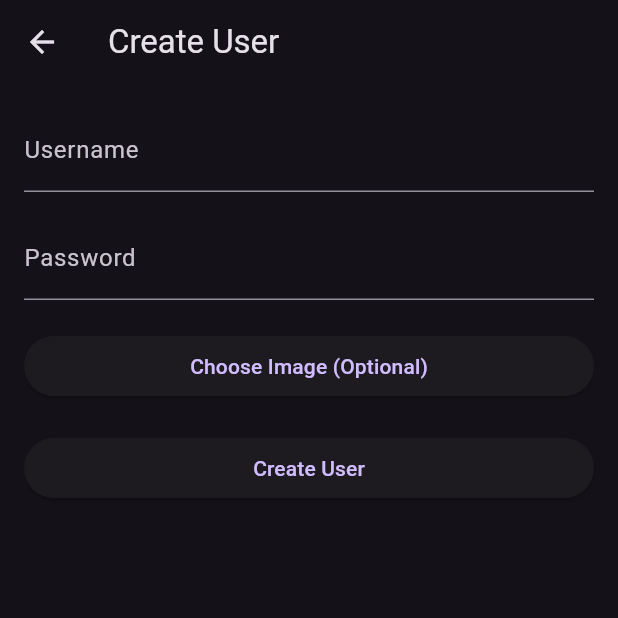
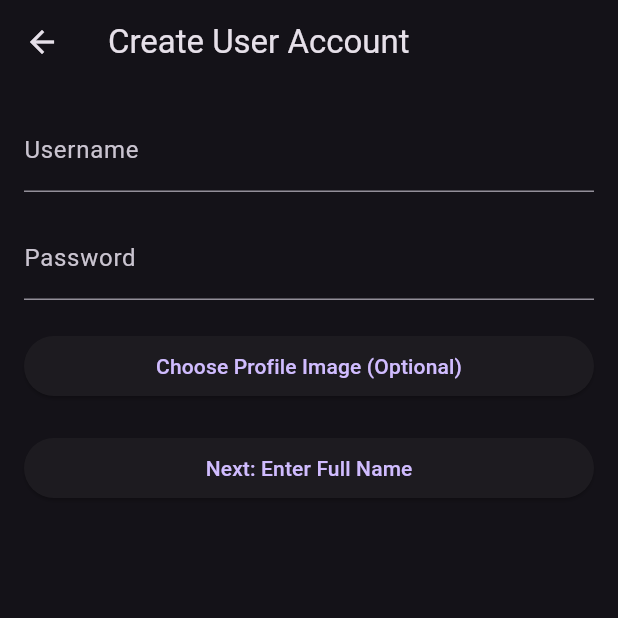
Before and after one commit to Vodichian/home_bank, a Flutter app: the CreateUserScreen screen opened by its route, on a phone screen of 412 x 824 dp, the top half of it. Run offline on Flutter 3.47's test engine with Material 3 defaults, Android fonts, the phone set to English and light mode, and no system bars; our stand-ins replace go_router, image_picker, logger, shared_preferences; missing offline and left inert: bank_server, window_manager; accounts and stored records are empty.

Commit message:
Refactor: Enhance user creation with full name input
- Modified `CreateUserScreen` to be a two-step process:
    1.  Enter username and password to create the basic user account.
    2.  Enter full name to update the newly created user.
- Added `getUser` and `updateUser` methods to `BankFacade` to support fetching and modifying user details.
- `CreateUserScreen` now utilizes `BankFacade.createUser`, then `BankFacade.getUser`, and finally `BankFacade.updateUser` to complete the process.
- Temporarily added login/logout around `getUser`/`updateUser` in `CreateUserScreen` as a workaround for current auth requirements.
- Updated `ProfileScreen` to display the user's full name in the header and details section if available, falling back to the username otherwise.
- Bumped app version to 1.14.0.

```diff
--- a/lib/screens/create_user.dart
+++ b/lib/screens/create_user.dart
@@ -1,10 +1,11 @@
 import 'package:flutter/material.dart';
 import 'package:go_router/go_router.dart';
 import 'package:home_bank/bank/bank_facade.dart';
-import 'dart:io';
-import 'package:image_picker/image_picker.dart';
+import 'dart:io'; // For File type if you were still using _imagePath for server upload
+import 'package:image_picker/image_picker.dart'; // If you keep image picking
 import 'package:logger/logger.dart';
 import 'package:provider/provider.dart';
+import 'package:bank_server/bank.dart'; // Required for User object
 
 class CreateUserScreen extends StatefulWidget {
   const CreateUserScreen({super.key});
@@ -17,62 +18,100 @@ final Logger _logger = Logger(
   printer: PrettyPrinter(methodCount: 0),
 );
 
+// Enum to manage the current step of the form
+enum CreateUserStep { enterCredentials, enterFullName }
+
 class _CreateUserScreenState extends State<CreateUserScreen> {
   final _formKey = GlobalKey<FormState>();
   final _passwordController = TextEditingController();
   final _usernameController = TextEditingController();
-  String? _imagePath; // Consider if you will use this for createUser
+  final _fullNameController =
+      TextEditingController(); // Controller for full name
+  String? _imagePath; // Still here if you plan to use it
 
-  // It's good practice to handle async operations in a separate async method
-  Future<void> _createUserAndNavigate() async {
-    // It's crucial that this check happens *before* any async gaps
-    // if the BuildContext is needed *after* the gap.
-    // However, for this specific case, we will check mounted *after* the async operation.
+  bool _isLoading = false; // To show loading indicator
+  int? _createdUserId; // To store the ID of the newly created user
+
+  CreateUserStep _currentStep = CreateUserStep.enterCredentials;
+
+  Future<void> _handleUserCreationFlow() async {
     if (!_formKey.currentState!.validate()) {
       return;
     }
 
+    setState(() {
+      _isLoading = true;
+    });
+
     final bank = context.read<BankFacade>();
     final String username = _usernameController.text;
     final String password = _passwordController.text;
-
-    // It's good to show a loading indicator here if the operation might take time
-    // For example, by setting a _isLoading state variable and rebuilding.
+    final String fullName = _fullNameController.text;
 
     try {
-      // Use await to make the flow more sequential
-      await bank.createUser(username, password);
+      if (_currentStep == CreateUserStep.enterCredentials) {
+        _logger.i("Attempting to create user: $username");
+        // Step 1: Create user with username and password
+        _createdUserId = await bank.createUser(username, password);
+        _logger.i("User $username created with ID: $_createdUserId");
 
-      // Check if the widget is still mounted AFTER the await
-      if (!mounted) return; // Primary guard
+        // If successful, move to the next step
+        if (!mounted) return;
+        setState(() {
+          _currentStep = CreateUserStep.enterFullName;
+          _isLoading = false; // Stop loading for the next input
+        });
+        ScaffoldMessenger.of(context).showSnackBar(
+          const SnackBar(
+              content: Text(
+                  'User account created! Now, please enter your full name.')),
+        );
+      } else if (_currentStep == CreateUserStep.enterFullName &&
+          _createdUserId != null) {
+        _logger.i(
+            "Attempting to update user ID: $_createdUserId with full name: $fullName");
+        // Step 2: login
+        await bank.login(username, password);
 
-      ScaffoldMessenger.of(context).showSnackBar(
-        const SnackBar(content: Text('User created!')),
-      );
-      // TODO: Find a way to include new user in navigation to HomeScreen
-      context.go('/login'); // Safe to use context here
+        // Step 3: Fetch the created user
+        User userToUpdate = await bank.getUser(_createdUserId!);
 
+        // Step 4: Update the user with the full name
+        userToUpdate.fullName = fullName;
+        // userToUpdate.imagePath = _imagePath ?? ''; // If you are also setting image path
+
+        await bank.updateUser(userToUpdate);
+        _logger
+            .i("User ID: $_createdUserId updated successfully with full name.");
+
+        // Step 5: Logout to clear stale user info
+        await bank.logout();
+
+        if (!mounted) return;
+        ScaffoldMessenger.of(context).showSnackBar(
+          const SnackBar(content: Text('User profile updated with full name!')),
+        );
+        context.go('/login'); // Navigate to login after successful update
+      }
     } catch (onError) {
-      _logger.d('Failed to create user: $onError');
-      // Check if the widget is still mounted AFTER the await (or inside catchError)
-      if (!mounted) return; // Primary guard
-
-      ScaffoldMessenger.of(context).showSnackBar(SnackBar(
-          content: Text('Failed to create user: $onError')));
+      _logger.e('Operation failed: $onError');
+      if (!mounted) return;
+      ScaffoldMessenger.of(context)
+          .showSnackBar(SnackBar(content: Text('Operation failed: $onError')));
     } finally {
-      // Hide loading indicator if you showed one
-      // if (mounted) {
-      //   setState(() { _isLoading = false; });
-      // }
+      if (mounted) {
+        setState(() {
+          _isLoading = false;
+        });
+      }
     }
   }
 
-
   Future<void> _pickImage() async {
+    // This part remains if you still want image picking functionality
     final picker = ImagePicker();
     final pickedFile = await picker.pickImage(source: ImageSource.gallery);
 
-    // Check mounted after await
     if (!mounted) return;
 
     if (pickedFile != null) {
@@ -82,20 +121,128 @@ class _CreateUserScreenState extends State<CreateUserScreen> {
     }
   }
 
+  Widget _buildCredentialsForm() {
+    return Column(
+      crossAxisAlignment: CrossAxisAlignment.stretch,
+      children: [
+        ValueListenableBuilder<TextEditingValue>(
+          valueListenable: _usernameController,
+          builder: (context, value, child) {
+            return FutureBuilder<bool>(
+              future: value.text.isEmpty
+                  ? Future.value(false) // Don't check if empty
+                  : context.read<BankFacade>().hasUsername(value.text),
+              builder: (context, snapshot) {
+                String? usernameErrorText;
+                if (snapshot.connectionState == ConnectionState.active ||
+                    snapshot.connectionState == ConnectionState.waiting &&
+                        value.text.isNotEmpty) {
+                  // Optionally show a small loading indicator or specific message
+                } else if (snapshot.hasError) {
+                  // usernameErrorText = 'Error checking username';
+                  // _logger.e("Error checking username: ${snapshot.error}");
+                } else if (snapshot.hasData &&
+                    snapshot.data == true &&
+                    value.text.isNotEmpty) {
+                  usernameErrorText = 'Username is already taken';
+                }
+
+                return TextFormField(
+                  controller: _usernameController,
+                  decoration: InputDecoration(
+                    labelText: 'Username',
+                    errorText: usernameErrorText,
+                  ),
+                  validator: (val) {
+                    if (val == null || val.isEmpty) {
+                      return 'Please enter a username';
+                    }
+                    if (usernameErrorText != null && val.isNotEmpty) {
+                      // Show taken error from async check
+                      return usernameErrorText;
+                    }
+                    return null;
+                  },
+                  onChanged: (text) {
+                    // Trigger rebuild of FutureBuilder by changing state
+                    // Minimal setState to re-evaluate the FutureBuilder
+                    setState(() {});
+                  },
+                );
+              },
+            );
+          },
+        ),
+        const SizedBox(height: 16),
+        TextFormField(
+          controller: _passwordController,
+          decoration: const InputDecoration(labelText: 'Password'),
+          obscureText: true,
+          validator: (value) {
+            if (value == null || value.isEmpty) {
+              return 'Please enter a password';
+            }
+            if (value.length < 6) {
+              return 'Password must be at least 6 characters';
+            }
+            return null;
+          },
+        ),
+        // Image picking UI (optional)
+        const SizedBox(height: 20),
+        ElevatedButton(
+          onPressed: _pickImage,
+          child: const Text('Choose Profile Image (Optional)'),
+        ),
+        if (_imagePath != null)
+          Padding(
+            padding: const EdgeInsets.only(top: 16.0),
+            child: Image.file(File(_imagePath!), height: 100),
+          ),
+      ],
+    );
+  }
+
+  Widget _buildFullNameForm() {
+    return Column(
+      crossAxisAlignment: CrossAxisAlignment.stretch,
+      children: [
+        TextFormField(
+          controller: _fullNameController,
+          decoration: const InputDecoration(labelText: 'Full Name'),
+          validator: (value) {
+            if (value == null || value.isEmpty) {
+              return 'Please enter your full name';
+            }
+            return null;
+          },
+        ),
+      ],
+    );
+  }
+
   @override
   Widget build(BuildContext context) {
-
     return Scaffold(
       appBar: AppBar(
-        title: const Text('Create User'),
+        title: Text(_currentStep == CreateUserStep.enterCredentials
+            ? 'Create User Account'
+            : 'Enter Your Full Name'),
         leading: IconButton(
             icon: const Icon(Icons.arrow_back),
             onPressed: () {
-              if (mounted) { // Good practice for immediate context use too
+              if (_currentStep == CreateUserStep.enterFullName) {
+                // If on full name step, go back to credentials step
+                // Potentially clear _createdUserId or handle this state change carefully
+                setState(() {
+                  _currentStep = CreateUserStep.enterCredentials;
+                  _createdUserId = null; // Reset created user ID
+                });
+              } else {
+                // Otherwise, go back to login screen
                 context.go('/login');
               }
-            }
-        ),
+            }),
       ),
       body: Padding(
         padding: const EdgeInsets.all(16.0),
@@ -104,137 +251,20 @@ class _CreateUserScreenState extends State<CreateUserScreen> {
           child: Column(
             crossAxisAlignment: CrossAxisAlignment.stretch,
             children: [
-              Consumer<
-                  BankFacade>( // Or context.read<BankFacade>() directly if appropriate
-                  builder: (context, bank, child) {
-                    // Note: The FutureBuilder itself will rebuild when _usernameController changes if you
-                    // trigger a rebuild of the parent widget (e.g., by calling setState for other reasons,
-                    // or if _usernameController.text is used as a key or dependency for the future).
-                    // For real-time validation as the user types, you'd typically use the onChanged
-                    // property of TextFormField and manage state accordingly, possibly debouncing the check.
-                    // This FutureBuilder setup will check when the widget initially builds or when it's explicitly rebuilt.
-                    // To make FutureBuilder re-evaluate when usernameController changes text you need to ensure
-                    // that the future itself changes. One way is to pass the text as a parameter to future:
-                    // future: bank.hasUsername(_usernameController.text),
-                    // and ensure that some parent widget rebuilds when text changes (e.g. via textfield's onChanged + setState)
-                    return TextFormField(
-                      controller: _usernameController,
-                      decoration:
-                      const InputDecoration(labelText: 'Username'),
-                      // For async validation, it's often better to validate on blur or on explicit submit,
-                      // or use a debounced onChanged. Real-time async validation in validator can be tricky.
-                      // The FutureBuilder approach you had before `TextFormField` is one way to show
-                      // status *outside* the validator.
-                      // If you want validation *within* the validator using an async check,
-                      // it's more complex as `validator` must be synchronous.
-                      // A common pattern is to validate synchronously for format/emptiness,
-                      // and use a separate mechanism (like your FutureBuilder or a state variable updated
-                      // by `onChanged` and `bank.hasUsername`) to show availability.
-
-                      // Let's stick to your original structure of having FutureBuilder *around* the TextFormField
-                      // for the username availability, which is a reasonable approach.
-                      // The following is just a simple synchronous validator.
-                      validator: (value) {
-                        if (value == null || value.isEmpty) {
-                          return 'Please enter a username';
-                        }
-                        // Asynchronous username taken check is handled by the FutureBuilder in your original code.
-                        // If you want it part of this validator, it becomes more complex.
-                        return null;
-                      },
-                    );
-                  }
-              ),
-              // This is how your FutureBuilder for username validation was structured.
-              // We need to ensure it rebuilds when the username text potentially changes.
-              // One way is to trigger a rebuild (e.g. setState in onChanged of username field)
-              // This is a simplified version just to get the structure right
-              ValueListenableBuilder<TextEditingValue>(
-                valueListenable: _usernameController,
-                builder: (context, value, child) {
-                  // This builder will run whenever _usernameController.text changes.
-                  // Now, use FutureBuilder inside this if you want to perform async validation based on current text.
-                  return FutureBuilder<bool>(
-                    future: context.read<BankFacade>().hasUsername(value.text),
-                    // Pass current text
-                    builder: (context, snapshot) {
-                      String? errorText;
-                      if (snapshot.connectionState == ConnectionState.active ||
-                          snapshot.connectionState == ConnectionState.waiting) {
-                        // Optionally show a small loading indicator next to the field or disable submit
-                        // For simplicity, we won't add an error text while loading.
-                      } else if (snapshot.hasError) {
-                        // Handle error from hasUsername call itself (e.g., network issue)
-                        // errorText = 'Error checking username';
-                        // _logger.e("Error checking username: ${snapshot.error}");
-                      } else if (snapshot.hasData && snapshot.data == true &&
-                          value.text.isNotEmpty) {
-                        // Only show "taken" if the field is not empty and hasUsername is true
-                        errorText = 'Username is already taken';
-                      }
-
-                      // We are not directly returning TextFormField here as it's above.
-                      // This FutureBuilder is meant to provide the error message to the TextFormField.
-                      // A better way is to manage the errorText in the state and update the
-                      // decoration of the TextFormField.
-
-                      // For now, to keep it simple and similar to your original intent but fixing the update:
-                      // If there is an errorText from the async validation, you could display it separately
-                      // or use it to inform the Form's validation logic when submit is pressed.
-                      // This particular placement of FutureBuilder is more for displaying info *next* to the field.
-
-                      // Let's adjust for a more direct validation feedback on the field itself.
-                      // This is better done by having the TextFormField's validator use state
-                      // that is updated by this FutureBuilder's result or an onChanged handler.
-
-                      // For the sake of completing the structure based on your initial FutureBuilder:
-                      if (errorText != null) {
-                        return Padding(
-                          padding: const EdgeInsets.only(top: 8.0),
-                          child: Text(errorText, style: TextStyle(color: Theme
-                              .of(context)
-                              .colorScheme
-                              .error, fontSize: 12)),
-                        );
-                      }
-                      return const SizedBox.shrink(); // No error to show
-                    },
-                  );
-                },
-              ),
-
-              const SizedBox(height: 16),
-
-              TextFormField(
-                controller: _passwordController,
-                decoration: const InputDecoration(labelText: 'Password'),
-                obscureText: true, // Good for passwords
-                validator: (value) {
-                  if (value == null || value.isEmpty) {
-                    return 'Please enter a password';
-                  }
-                  if (value.length < 6) { // Example: minimum password length
-                    return 'Password must be at least 6 characters';
-                  }
-                  return null;
-                },
-              ),
-
+              if (_currentStep == CreateUserStep.enterCredentials)
+                _buildCredentialsForm()
+              else
+                _buildFullNameForm(),
               const SizedBox(height: 20),
-              ElevatedButton(
-                onPressed: _pickImage, // Calls the refactored _pickImage
-                child: const Text('Choose Image (Optional)'),
-              ),
-              if (_imagePath != null)
-                Padding(
-                  padding: const EdgeInsets.only(top: 16.0),
-                  child: Image.file(File(_imagePath!), height: 100),
+              if (_isLoading)
+                const Center(child: CircularProgressIndicator())
+              else
+                ElevatedButton(
+                  onPressed: _handleUserCreationFlow,
+                  child: Text(_currentStep == CreateUserStep.enterCredentials
+                      ? 'Next: Enter Full Name'
+                      : 'Finish Creation'),
                 ),
-              const SizedBox(height: 20),
-              ElevatedButton(
-                onPressed: _createUserAndNavigate, // Calls the new async method
-                child: const Text('Create User'),
-              ),
             ],
           ),
         ),
@@ -246,6 +276,7 @@ class _CreateUserScreenState extends State<CreateUserScreen> {
   void dispose() {
     _passwordController.dispose();
     _usernameController.dispose();
+    _fullNameController.dispose();
     super.dispose();
   }
 }
--- a/pubspec.yaml
+++ b/pubspec.yaml
@@ -16,7 +16,7 @@ publish_to: 'none' # Remove this line if you wish to publish to pub.dev
 # https://developer.apple.com/library/archive/documentation/General/Reference/InfoPlistKeyReference/Articles/CoreFoundationKeys.html
 # In Windows, build-name is used as the major, minor, and patch parts
 # of the product and file versions while build-number is used as the build suffix.
-version: 1.13.0+1
+version: 1.14.0+1
 
 environment:
   sdk: '>=3.4.1 <4.0.0'
```
Also changed, not shown: lib/bank/bank_facade.dart (+22 -0 lines), lib/screens/profile_screen.dart (+33 -2 lines).
